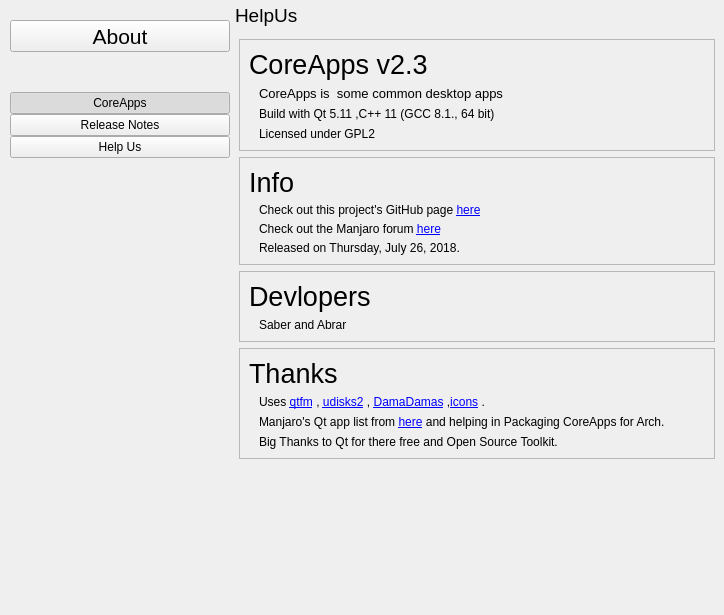
rahmanshaber/about, file about.ui: the form before one commit.
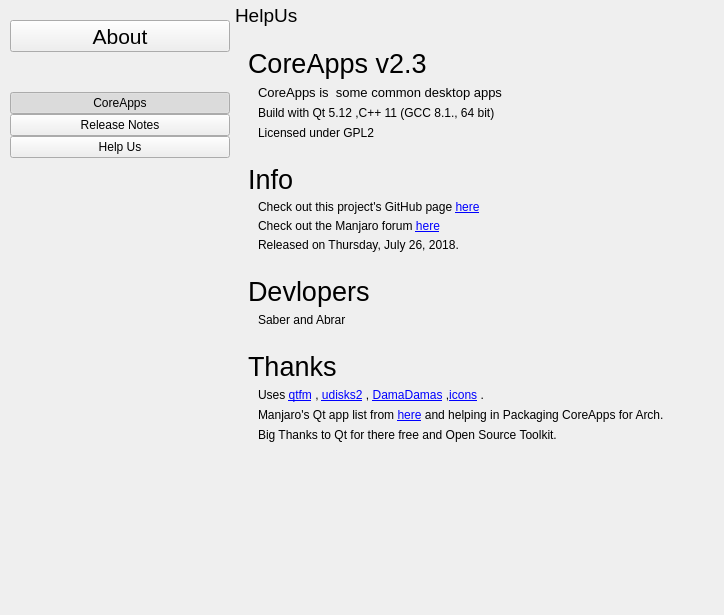
The form after the commit. Icons and pictures are not drawn.

Diff of the .ui file:
```diff
--- a/about.ui
+++ b/about.ui
@@ -208,7 +208,7 @@
              <string notr="true"/>
             </property>
             <property name="frameShape">
-             <enum>QFrame::StyledPanel</enum>
+             <enum>QFrame::NoFrame</enum>
             </property>
             <property name="frameShadow">
              <enum>QFrame::Plain</enum>
@@ -266,7 +266,7 @@
              <item row="2" column="0">
               <widget class="QLabel" name="label_10">
                <property name="text">
-                <string>Build with Qt 5.11 ,C++ 11 (GCC 8.1., 64 bit)</string>
+                <string>Build with Qt 5.12 ,C++ 11 (GCC 8.1., 64 bit)</string>
                </property>
                <property name="indent">
                 <number>10</number>
@@ -285,7 +285,7 @@
              </sizepolicy>
             </property>
             <property name="frameShape">
-             <enum>QFrame::StyledPanel</enum>
+             <enum>QFrame::NoFrame</enum>
             </property>
             <property name="frameShadow">
              <enum>QFrame::Raised</enum>
@@ -354,7 +354,7 @@
           <item>
            <widget class="QFrame" name="devlopers">
             <property name="frameShape">
-             <enum>QFrame::StyledPanel</enum>
+             <enum>QFrame::NoFrame</enum>
             </property>
             <property name="frameShadow">
              <enum>QFrame::Plain</enum>
@@ -394,7 +394,7 @@
           <item>
            <widget class="QFrame" name="others">
             <property name="frameShape">
-             <enum>QFrame::StyledPanel</enum>
+             <enum>QFrame::NoFrame</enum>
             </property>
             <property name="frameShadow">
              <enum>QFrame::Raised</enum>
```
